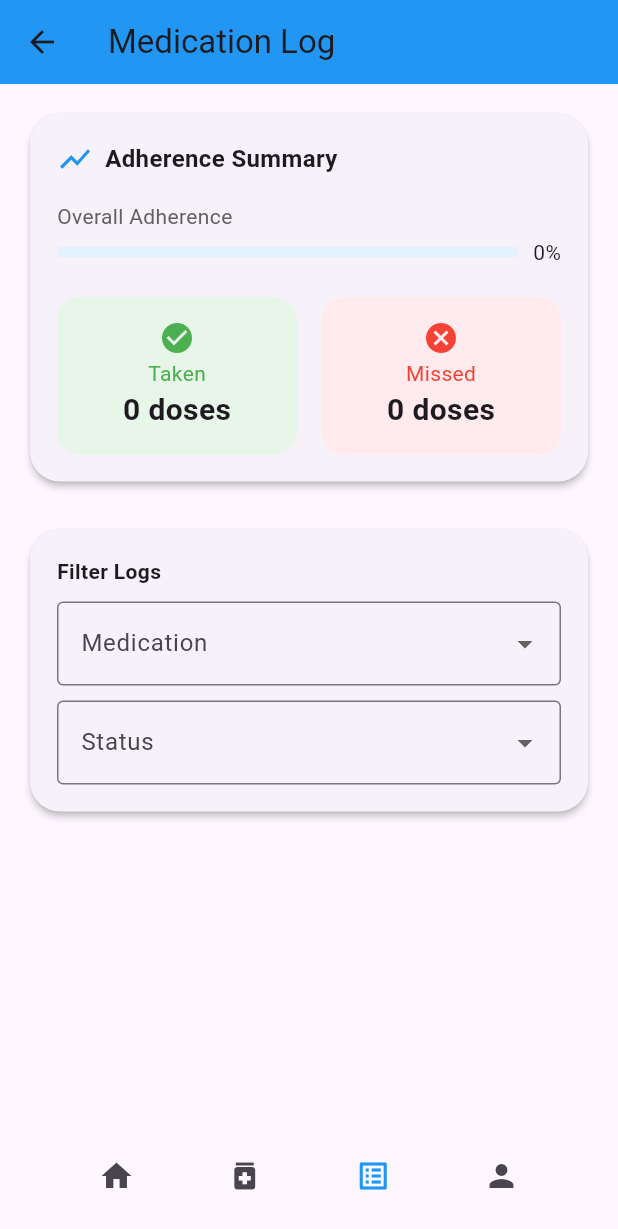
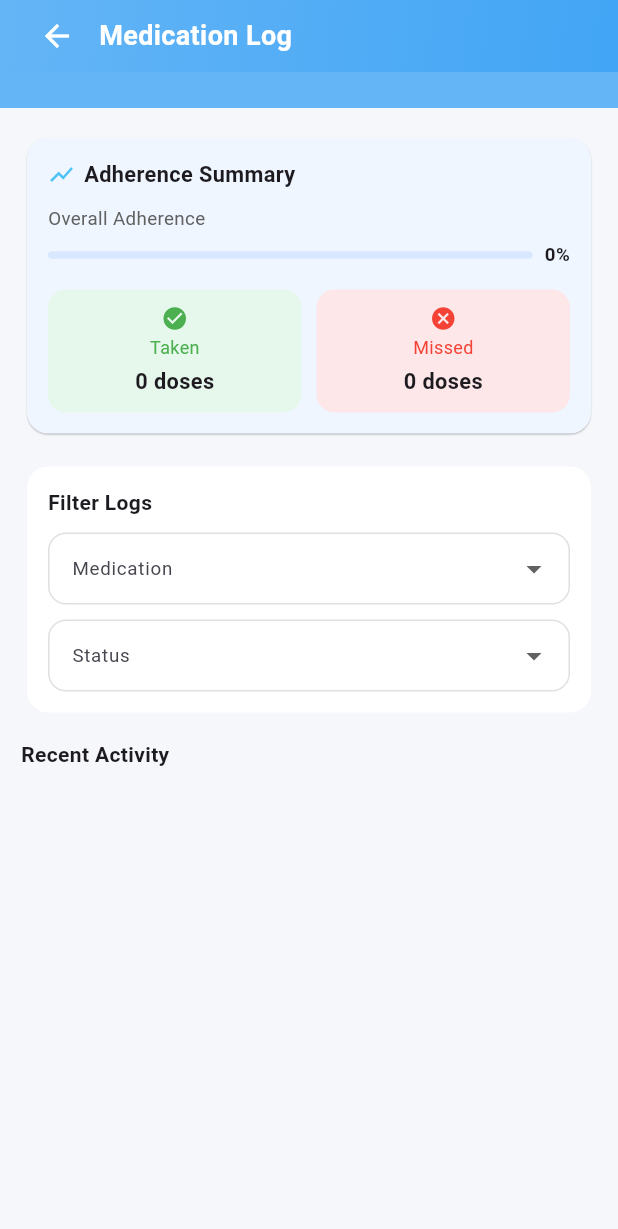
Before and after one commit to Rawan-TarekSobhy/DEPI-Final-Project, a Flutter app: the MedicationLogPage screen opened by its route, on a phone screen of 412 x 824 dp. Shown: the top 1229 px of the screen. Run offline on Flutter 3.47's test engine with Material 3 defaults, Android fonts, the light colour scheme and no system bars; our stand-ins replace connectivity_plus, dio, floor, flutter_map, flutter_spinkit, geolocator and 5 more; accounts and stored records are empty; generated files the repository leaves out were written again; Roboto replaces fonts that are missing (YourFontFamily); statements that could not run were skipped.

Commit message:
Redesign Medication Log page UI

```diff
--- a/lib/views/medication_log_page.dart
+++ b/lib/views/medication_log_page.dart
@@ -1,165 +1,242 @@
 import 'package:flutter/material.dart';
+import 'package:flutter_spinkit/flutter_spinkit.dart';
 import 'package:get/get.dart';
-import 'package:flutter_spinkit/flutter_spinkit.dart';
 import 'package:reminder_app/controllers/medication_log_controller.dart';
 
 class MedicationLogPage extends StatelessWidget {
-  final controller = Get.put(MedicationLogController());
+  MedicationLogPage({Key? key}) : super(key: key);
 
-  MedicationLogPage({Key? key}) : super(key: key);
+  final MedicationLogController controller =
+      Get.put(MedicationLogController());
+
+  static const double appBarHeight = 72.0;
+  static const double paddingHorizontal = 14.0;
+  static const double spacingVertical = 16.0;
 
   @override
   Widget build(BuildContext context) {
     return Scaffold(
+      backgroundColor: const Color(0xFFF5F7FB),
       appBar: AppBar(
-        title: const Text('Medication Log'),
-        backgroundColor: Colors.blue,
-        leading: IconButton(
-          icon: const Icon(Icons.arrow_back),
-          onPressed: () => Get.back(),
+        automaticallyImplyLeading: false,
+        backgroundColor: const Color(0xFF64B5F6),
+        toolbarHeight: appBarHeight,
+        elevation: 0,
+        flexibleSpace: Container(
+          decoration: const BoxDecoration(
+            gradient: LinearGradient(
+              colors: [Color(0xFF64B5F6), Color(0xFF42A5F5)],
+              begin: Alignment.topLeft,
+              end: Alignment.bottomRight,
             ),
           ),
-      body: Obx(() {
-        if (controller.isLoading.value) {
-          return const Center(
-            child: SpinKitPumpingHeart(color: Color(0xFF4FC3F7), size: 50),
-          );
-        }
-        return Padding(
-          padding: const EdgeInsets.all(16.0),
-          child: Column(
-            children: [
-              Card(
-                shape: RoundedRectangleBorder(
-                  borderRadius: BorderRadius.circular(20),
+          child: SafeArea(
+            child: Padding(
+              padding: const EdgeInsets.symmetric(
+                horizontal: paddingHorizontal,
               ),
-                elevation: 2,
-                child: Padding(
-                  padding: const EdgeInsets.all(18.0),
-                  child: Column(
-                    crossAxisAlignment: CrossAxisAlignment.start,
-                    children: [
-                      Row(
+              child: Row(
                 children: const [
-                          Icon(Icons.show_chart, color: Colors.blue),
-                          SizedBox(width: 8),
+                  BackButton(color: Colors.white),
+                  SizedBox(width: 4),
                   Text(
-                            'Adherence Summary',
+                    'Medication Log',
                     style: TextStyle(
-                              fontSize: 16,
+                      color: Colors.white,
+                      fontSize: 18, // أصغر من قبل
                       fontWeight: FontWeight.w600,
-                            ),
-                          ),
-                        ],
-                      ),
-                      const SizedBox(height: 16),
-                      Text(
-                        'Overall Adherence',
-                        style: TextStyle(fontSize: 14, color: Colors.grey[700]),
-                      ),
-                      const SizedBox(height: 4),
-                      Row(
-                        children: [
-                          Expanded(
-                            child: LinearProgressIndicator(
-                              value: controller.adherence.value / 100,
-                              minHeight: 7,
-                              backgroundColor: Colors.blue[50],
-                              valueColor: const AlwaysStoppedAnimation<Color>(
-                                Colors.blue,
-                              ),
-                            ),
-                          ),
-                          const SizedBox(width: 10),
-                          Text('${controller.adherence.value.round()}%'),
-                        ],
-                      ),
-                      const SizedBox(height: 20),
-                      Row(
-                        children: [
-                          Expanded(
-                            child: Container(
-                              decoration: BoxDecoration(
-                                color: Colors.green[50],
-                                borderRadius: BorderRadius.circular(15),
-                              ),
-                              padding: const EdgeInsets.symmetric(vertical: 15),
-                              child: Column(
-                                children: [
-                                  const Icon(
-                                    Icons.check_circle,
-                                    color: Colors.green,
-                                  ),
-                                  const SizedBox(height: 2),
-                                  Text(
-                                    'Taken',
-                                    style: TextStyle(color: Colors.green),
-                                  ),
-                                  Text(
-                                    '${controller.takenDoses.value} doses',
-                                    style: const TextStyle(
-                                      fontSize: 20,
-                                      fontWeight: FontWeight.bold,
                     ),
                   ),
                 ],
               ),
             ),
           ),
-                          const SizedBox(width: 16),
-                          Expanded(
-                            child: Container(
-                              decoration: BoxDecoration(
-                                color: Colors.red[50],
-                                borderRadius: BorderRadius.circular(15),
         ),
-                              padding: const EdgeInsets.symmetric(vertical: 15),
+      ),
+      body: Obx(() {
+        if (controller.isLoading.value) {
+          return const Center(
+            child: SpinKitPumpingHeart(
+              color: Color(0xFF4FC3F7),
+              size: 32, // أصغر
+            ),
+          );
+        }
+
+        return SingleChildScrollView(
+          padding: const EdgeInsets.symmetric(
+            horizontal: paddingHorizontal,
+            vertical: spacingVertical,
+          ),
+          physics: const ClampingScrollPhysics(),
           child: Column(
+            crossAxisAlignment: CrossAxisAlignment.start,
             children: [
-                                  const Icon(Icons.cancel, color: Colors.red),
-                                  const SizedBox(height: 2),
+              _buildAdherenceCard(),
+              const SizedBox(height: 14),
+              _buildFilterCard(),
+              const SizedBox(height: 14),
+              _buildLogsList(),
+            ],
+          ),
+        );
+      }),
+    );
+  }
+
+  // ================== Cards ==================
+
+  Widget _buildAdherenceCard() {
+    return Card(
+      elevation: 0.5,
+      color: const Color(0xFFEFF6FF),
+      shape: RoundedRectangleBorder(borderRadius: BorderRadius.circular(14)),
+      child: Padding(
+        padding: const EdgeInsets.all(14.0),
+        child: Column(
+          crossAxisAlignment: CrossAxisAlignment.start,
+          children: [
+            Row(
+              children: const [
+                Icon(Icons.show_chart,
+                    color: Color(0xFF4FC3F7), size: 18),
+                SizedBox(width: 6),
                 Text(
-                                    'Missed',
-                                    style: TextStyle(color: Colors.red),
-                                  ),
-                                  Text(
-                                    '${controller.missedDoses.value} doses',
-                                    style: const TextStyle(
-                                      fontSize: 20,
-                                      fontWeight: FontWeight.bold,
+                  'Adherence Summary',
+                  style: TextStyle(
+                    fontSize: 14.5,
+                    fontWeight: FontWeight.w600,
                   ),
                 ),
               ],
+            ),
+            const SizedBox(height: 10),
+            Text(
+              'Overall Adherence',
+              style: TextStyle(fontSize: 12.5, color: Colors.grey[700]),
+            ),
+            const SizedBox(height: 6),
+            Row(
+              children: [
+                Expanded(
+                  child: Obx(
+                    () => LinearProgressIndicator(
+                      value: controller.adherence.value / 100,
+                      minHeight: 5,
+                      borderRadius: BorderRadius.circular(4),
+                      backgroundColor: const Color(0xFFD9E8FF),
+                      valueColor: const AlwaysStoppedAnimation(
+                        Color(0xFF4FC3F7),
+                      ),
+                    ),
+                  ),
+                ),
+                const SizedBox(width: 8),
+                Obx(
+                  () => Text(
+                    '${controller.adherence.value.round()}%',
+                    style: const TextStyle(
+                      fontSize: 12.5,
+                      fontWeight: FontWeight.w600,
                     ),
                   ),
                 ),
               ],
             ),
+            const SizedBox(height: 14),
+            Row(
+              children: [
+                Expanded(child: _buildTakenCard()),
+                const SizedBox(width: 10),
+                Expanded(child: _buildMissedCard()),
+              ],
+            ),
           ],
         ),
       ),
+    );
+  }
+
+  Widget _buildTakenCard() {
+    return Container(
+      decoration: BoxDecoration(
+        color: const Color(0xFFE6F8EC),
+        borderRadius: BorderRadius.circular(12),
       ),
-              const SizedBox(height: 24),
-              Card(
-                shape: RoundedRectangleBorder(
-                  borderRadius: BorderRadius.circular(20),
+      padding: const EdgeInsets.symmetric(vertical: 10),
+      child: Column(
+        children: [
+          const Icon(Icons.check_circle, color: Colors.green, size: 18),
+          const SizedBox(height: 2),
+          const Text(
+            'Taken',
+            style: TextStyle(color: Colors.green, fontSize: 12),
           ),
-                elevation: 2,
+          const SizedBox(height: 4),
+          Obx(
+            () => Text(
+              '${controller.takenDoses.value} doses',
+              style: const TextStyle(
+                fontSize: 14.5,
+                fontWeight: FontWeight.w600,
+              ),
+            ),
+          ),
+        ],
+      ),
+    );
+  }
+
+  Widget _buildMissedCard() {
+    return Container(
+      decoration: BoxDecoration(
+        color: const Color(0xFFFDE7E9),
+        borderRadius: BorderRadius.circular(12),
+      ),
+      padding: const EdgeInsets.symmetric(vertical: 10),
+      child: Column(
+        children: [
+          const Icon(Icons.cancel, color: Colors.red, size: 18),
+          const SizedBox(height: 2),
+          const Text(
+            'Missed',
+            style: TextStyle(color: Colors.red, fontSize: 12),
+          ),
+          const SizedBox(height: 4),
+          Obx(
+            () => Text(
+              '${controller.missedDoses.value} doses',
+              style: const TextStyle(
+                fontSize: 14.5,
+                fontWeight: FontWeight.w600,
+              ),
+            ),
+          ),
+        ],
+      ),
+    );
+  }
+
+  Widget _buildFilterCard() {
+    return Card(
+      elevation: 0,
+      color: Colors.white,
+      shape: RoundedRectangleBorder(borderRadius: BorderRadius.circular(14)),
       child: Padding(
-                  padding: const EdgeInsets.all(18.0),
+        padding: const EdgeInsets.all(14.0),
         child: Column(
           crossAxisAlignment: CrossAxisAlignment.start,
           children: [
             const Text(
               'Filter Logs',
-                        style: TextStyle(fontWeight: FontWeight.bold),
+              style: TextStyle(
+                fontWeight: FontWeight.w600,
+                fontSize: 14,
+              ),
             ),
             const SizedBox(height: 10),
             DropdownButtonFormField<String>(
-                        decoration: const InputDecoration(
-                          labelText: 'Medication',
-                          border: OutlineInputBorder(),
-                        ),
+              decoration: _inputDecoration('Medication'),
               items: const [
                 DropdownMenuItem(
                   value: 'all',
@@ -170,10 +247,7 @@ class MedicationLogPage extends StatelessWidget {
             ),
             const SizedBox(height: 10),
             DropdownButtonFormField<String>(
-                        decoration: const InputDecoration(
-                          labelText: 'Status',
-                          border: OutlineInputBorder(),
-                        ),
+              decoration: _inputDecoration('Status'),
               items: const [
                 DropdownMenuItem(
                   value: 'all',
@@ -185,31 +259,47 @@ class MedicationLogPage extends StatelessWidget {
           ],
         ),
       ),
+    );
+  }
+
+  Widget _buildLogsList() {
+    return Column(
+      crossAxisAlignment: CrossAxisAlignment.start,
+      children: [
+        const Text(
+          'Recent Activity',
+          style: TextStyle(
+            fontWeight: FontWeight.w600,
+            fontSize: 14,
           ),
-              const Spacer(),
-              Row(
-                mainAxisAlignment: MainAxisAlignment.spaceEvenly,
-                children: [
-                  IconButton(
-                    icon: const Icon(Icons.home),
-                    onPressed: () => Get.offAllNamed('/home'),
         ),
-                  IconButton(
-                    icon: const Icon(Icons.medication),
-                    onPressed: () {},
+        const SizedBox(height: 8),
+      ],
+    );
+  }
+
+  // ================== Shared ==================
+
+  InputDecoration _inputDecoration(String label) {
+    return InputDecoration(
+      labelText: label,
+      labelStyle: const TextStyle(fontSize: 12.5),
+      filled: true,
+      fillColor: Colors.white,
+      contentPadding:
+          const EdgeInsets.symmetric(horizontal: 12, vertical: 8),
+      border: OutlineInputBorder(
+        borderRadius: BorderRadius.circular(12),
+        borderSide: BorderSide(color: Colors.grey[300]!),
       ),
-                  IconButton(
-                    icon: const Icon(Icons.list_alt),
-                    color: Colors.blue,
-                    onPressed: () {},
+      enabledBorder: OutlineInputBorder(
+        borderRadius: BorderRadius.circular(12),
+        borderSide: BorderSide(color: Colors.grey[300]!),
       ),
-                  IconButton(icon: const Icon(Icons.person), onPressed: () {}),
-                ],
+      focusedBorder: const OutlineInputBorder(
+        borderRadius: BorderRadius.all(Radius.circular(12)),
+        borderSide: BorderSide(color: Color(0xFF4FC3F7), width: 1.8),
       ),
-            ],
-          ),
-        );
-      }),
     );
   }
 }
```
Lines whose indentation alone changed are shown as unchanged.
